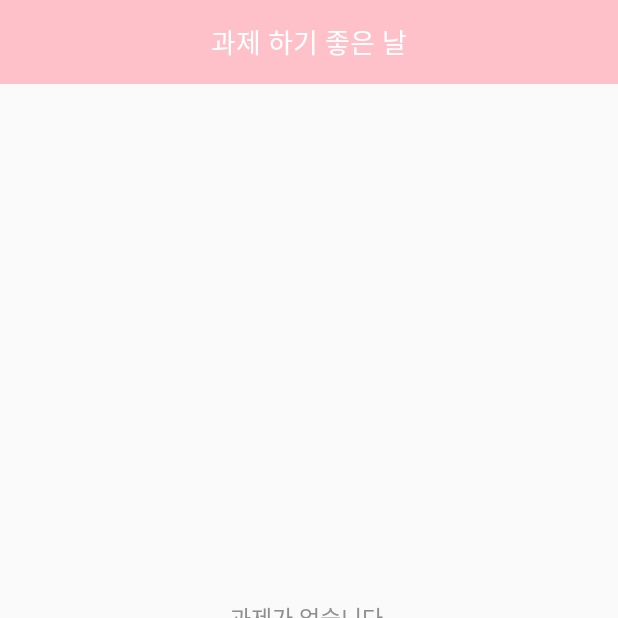
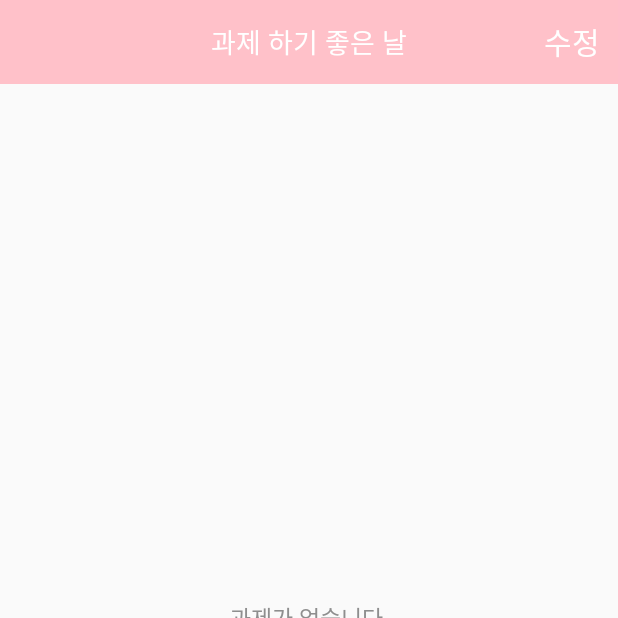
Before and after one commit to gtobio11/GoodDay, an Android app: the screen it shows after launch (MainActivity), on a phone screen of 412 x 824 dp, the top half of it. Run offline under Robolectric (Android 15) with nearby library versions, the light colour scheme and no system bars.

Commit message:
main page

```diff
--- a/app/src/main/res/layout/activity_main.xml
+++ b/app/src/main/res/layout/activity_main.xml
@@ -1,28 +1,43 @@
 <?xml version="1.0" encoding="utf-8"?>
 <android.support.design.widget.CoordinatorLayout xmlns:android="http://schemas.android.com/apk/res/android"
+    xmlns:app="http://schemas.android.com/apk/res-auto"
     xmlns:tools="http://schemas.android.com/tools"
     android:layout_width="match_parent"
     android:layout_height="match_parent"
-    xmlns:app="http://schemas.android.com/apk/res-auto"
-    tools:context="com.example.dsm2017.goodday.MainActivity"
-    android:fitsSystemWindows="true">
+    android:fitsSystemWindows="true"
+    tools:context="com.example.dsm2017.goodday.MainActivity">
 
     <android.support.v7.widget.Toolbar
         android:id="@+id/toolbar"
         android:layout_width="match_parent"
         android:layout_height="?attr/actionBarSize"
-        android:background="@color/colorPrimary"
         android:layout_alignParentTop="true"
         android:layout_centerHorizontal="true"
+        android:background="@color/colorPrimary"
         app:contentInsetStart="0dp">
-        <TextView
+
+        <RelativeLayout
             android:layout_width="match_parent"
-            android:layout_height="match_parent"
-            android:gravity="center"
-            android:text="과제 하기 좋은 날"
-            android:textColor="#ffffff"
-            android:textSize="18sp" />
+            android:layout_height="match_parent">
 
+            <TextView
+                android:layout_width="wrap_content"
+                android:layout_height="wrap_content"
+                android:layout_centerInParent="true"
+                android:text="과제 하기 좋은 날"
+                android:textColor="#ffffff"
+                android:textSize="18sp" />
+
+            <TextView
+                android:layout_width="wrap_content"
+                android:layout_height="wrap_content"
+                android:layout_alignParentRight="true"
+                android:layout_centerVertical="true"
+                android:text="수정"
+                android:textColor="#ffffff"
+                android:textSize="20sp"
+                android:layout_marginRight="12dp"/>
+        </RelativeLayout>
     </android.support.v7.widget.Toolbar>
 
     <TextView
@@ -31,14 +46,15 @@
         android:gravity="center"
         android:text="과제가 없습니다."
         android:textColor="#8e8e8e"
-        android:textSize="15sp"/>
+        android:textSize="15sp" />
 
     <android.support.design.widget.FloatingActionButton
         android:id="@+id/writeBtn"
         android:layout_width="wrap_content"
         android:layout_height="wrap_content"
         android:layout_gravity="bottom|end"
+        android:layout_margin="15dp"
         android:src="@drawable/editicon"
-        android:layout_margin="15dp" />
+        app:fabSize="normal" />
 
 </android.support.design.widget.CoordinatorLayout>
--- a/app/src/main/res/values/styles.xml
+++ b/app/src/main/res/values/styles.xml
@@ -8,4 +8,5 @@
         <item name="colorAccent">#ff445c</item>
     </style>
 
+
 </resources>
```
Also changed, not shown: app/src/main/res/drawable/icon.png (added).
